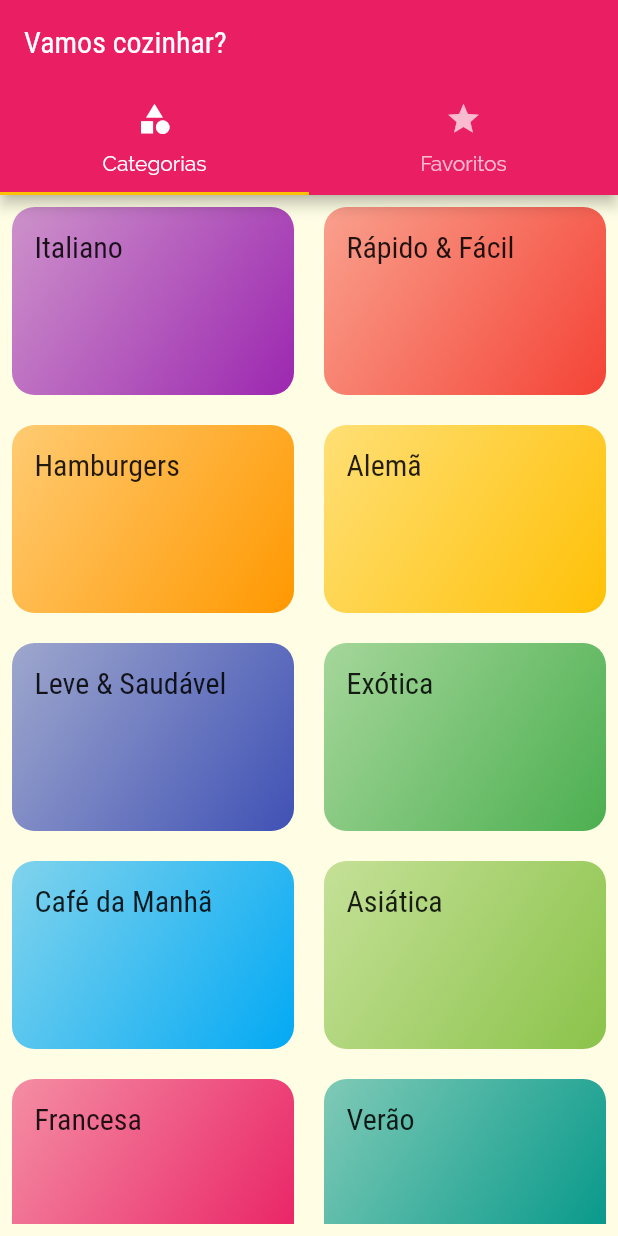
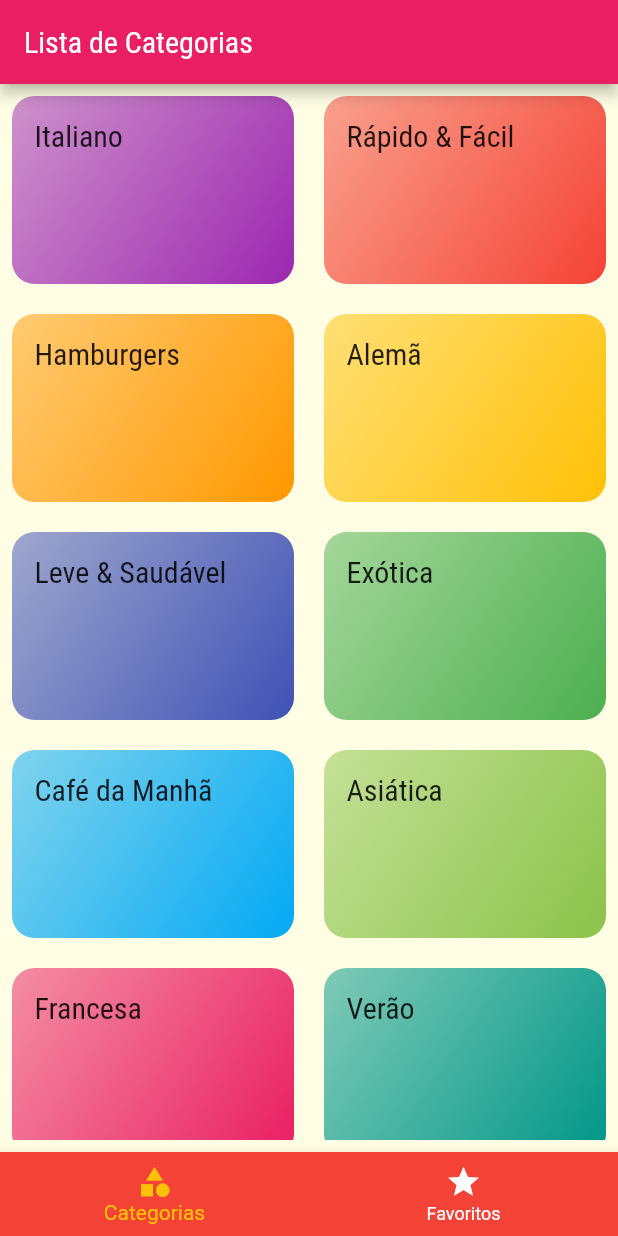
Before and after one commit to pjfernandes/meals, a Flutter app: the screen it shows after launch, on a phone screen of 412 x 824 dp. Run offline on Flutter 3.47's test engine with Material 2 defaults, Android fonts, the phone set to English and light mode, and no system bars.

```diff
--- a/lib/screens/tabs_screen.dart
+++ b/lib/screens/tabs_screen.dart
@@ -4,35 +4,49 @@ import 'package:flutter/src/widgets/framework.dart';
 import 'categories_screen.dart';
 import 'favorite_screen.dart';
 
-class TabScreen extends StatelessWidget {
+class TabScreen extends StatefulWidget {
   const TabScreen({super.key});
 
   @override
+  State<TabScreen> createState() => _TabScreenState();
+}
+
+class _TabScreenState extends State<TabScreen> {
+  int _selectedScreenIndex = 0;
+  final List<Map<String, Object>> _screens = [
+    {"title": "Lista de Categorias", "screen": CategoriesScreen()},
+    {"title": "Favoritos", "screen": FavoriteScreen()},
+  ];
+
+  void _selectScreen(int index) {
+    setState(() {
+      _selectedScreenIndex = index;
+    });
+  }
+
+  @override
   Widget build(BuildContext context) {
-    return DefaultTabController(
-      length: 2,
-      child: Scaffold(
-        appBar: AppBar(
-          title: Text('Vamos cozinhar?'),
-          bottom: TabBar(
-            tabs: [
-              Tab(
-                icon: Icon(Icons.category),
-                text: 'Categorias',
-              ),
-              Tab(
-                icon: Icon(Icons.star),
-                text: 'Favoritos',
-              ),
-            ],
+    return Scaffold(
+      appBar: AppBar(
+        title: Text(_screens[_selectedScreenIndex]['title'] as String),
+      ),
+      body: _screens[_selectedScreenIndex]['screen'] as Widget,
+      bottomNavigationBar: BottomNavigationBar(
+        onTap: _selectScreen,
+        backgroundColor: Colors.red,
+        unselectedItemColor: Colors.white,
+        selectedItemColor: Colors.amber,
+        currentIndex: _selectedScreenIndex,
+        items: [
+          BottomNavigationBarItem(
+            icon: Icon(Icons.category),
+            label: 'Categorias',
           ),
-        ),
-        body: TabBarView(
-          children: [
-            CategoriesScreen(),
-            FavoriteScreen(),
-          ],
-        ),
+          BottomNavigationBarItem(
+            icon: Icon(Icons.star),
+            label: 'Favoritos',
+          )
+        ],
       ),
     );
   }
```
